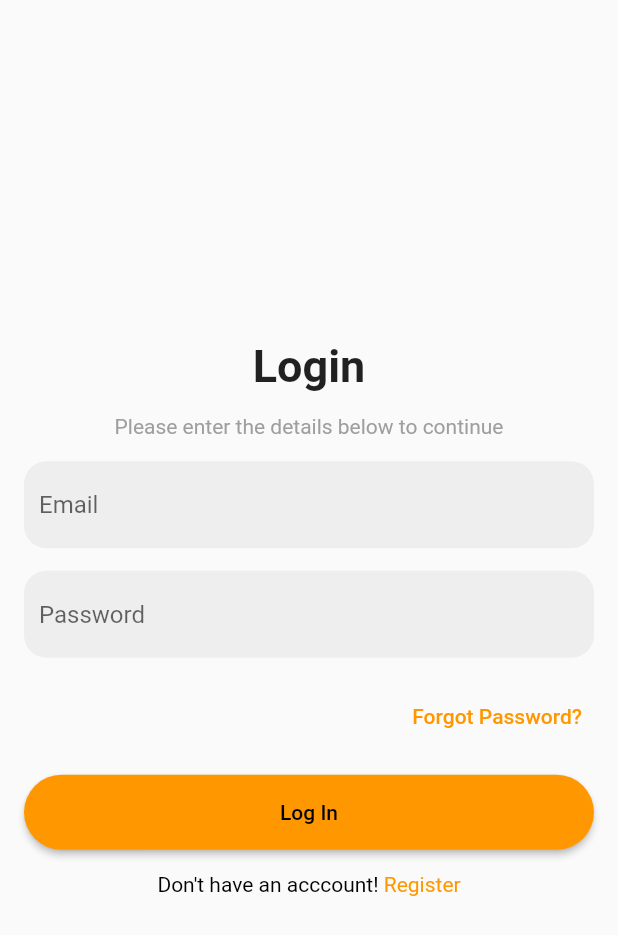
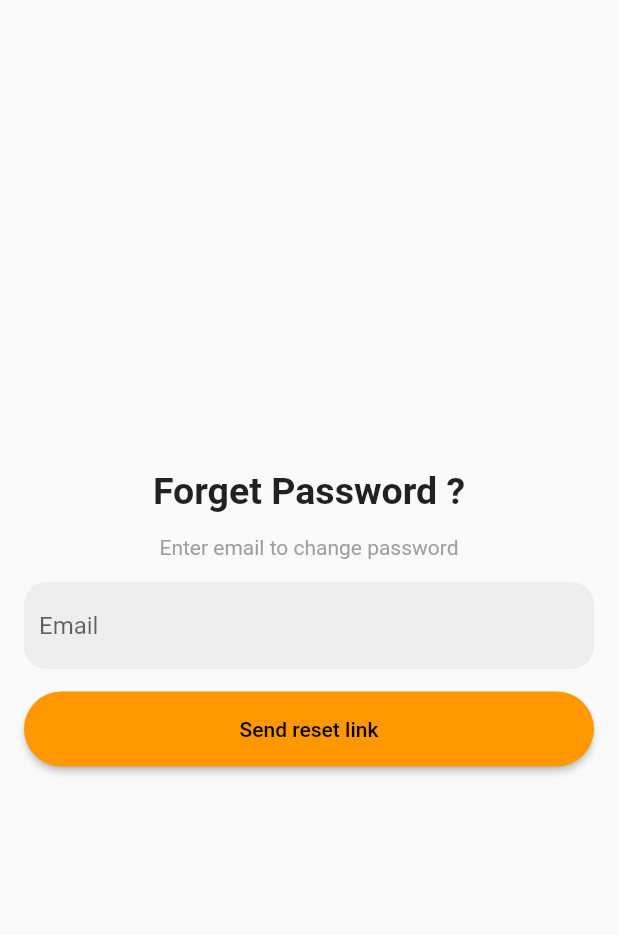
Before and after one commit to Anaskp/miniProjectSara, a Flutter app: the screen it shows after launch, after a tap on "Forgot Password?", on a phone screen of 412 x 824 dp. Shown: the top 935 px of the screen. Run offline on Flutter 3.47's test engine with Material 2 defaults, Android fonts, the phone set to English and light mode, and no system bars; our stand-ins replace carousel_slider, cloud_firestore, email_validator, firebase_auth, firebase_core, firebase_storage and 3 more; accounts and stored records are empty.

Commit message:
forget password feature added

```diff
--- /dev/null
+++ b/lib/screens/forget_screen.dart
@@ -0,0 +1,113 @@
+import 'package:email_validator/email_validator.dart';
+import 'package:firebase_auth/firebase_auth.dart';
+import 'package:flutter/material.dart';
+import 'package:mini_project/screens/screens.dart';
+import 'package:mini_project/widgets/snackbar.dart';
+
+class ForgetScreen extends StatelessWidget {
+  final TextEditingController _emailController = TextEditingController();
+
+  final _formKey = GlobalKey<FormState>();
+
+  ForgetScreen({Key? key}) : super(key: key);
+
+  @override
+  Widget build(BuildContext context) {
+    return Scaffold(
+      body: Padding(
+        padding: const EdgeInsets.all(16),
+        child: Center(
+          child: Form(
+            key: _formKey,
+            child: Column(
+              mainAxisAlignment: MainAxisAlignment.center,
+              children: [
+                const Text(
+                  'Forget Password ?',
+                  style: TextStyle(fontSize: 25, fontWeight: FontWeight.bold),
+                ),
+                const SizedBox(
+                  height: 15,
+                ),
+                Text(
+                  'Enter email to change password',
+                  style: TextStyle(color: Colors.grey[500]),
+                ),
+                const SizedBox(
+                  height: 15,
+                ),
+                Container(
+                  padding: const EdgeInsets.symmetric(
+                    horizontal: 10,
+                    vertical: 5,
+                  ),
+                  decoration: BoxDecoration(
+                    borderRadius: BorderRadius.circular(15),
+                    color: Colors.grey[200],
+                  ),
+                  child: TextFormField(
+                    validator: (email) =>
+                        email != null && !EmailValidator.validate(email)
+                            ? 'Enter valid email'
+                            : null,
+                    controller: _emailController,
+                    decoration: const InputDecoration(
+                      border: InputBorder.none,
+                      hintText: 'Email',
+                    ),
+                  ),
+                ),
+                const SizedBox(
+                  height: 15,
+                ),
+                SizedBox(
+                  height: 50,
+                  width: double.infinity,
+                  child: ElevatedButton(
+                    style: ElevatedButton.styleFrom(
+                      shape: RoundedRectangleBorder(
+                        borderRadius: BorderRadius.circular(30),
+                      ),
+                    ),
+                    onPressed: () {
+                      forgetPassword(context);
+                    },
+                    child: const Text('Send reset link'),
+                  ),
+                ),
+              ],
+            ),
+          ),
+        ),
+      ),
+    );
+  }
+
+  Future<void> forgetPassword(context) async {
+    final isValid = _formKey.currentState!.validate();
+
+    if (isValid) {
+      showDialog(
+          context: context,
+          barrierDismissible: false,
+          builder: (context) {
+            return const Center(
+              child: CircularProgressIndicator(),
+            );
+          });
+
+      try {
+        await FirebaseAuth.instance
+            .sendPasswordResetEmail(email: _emailController.text)
+            .then((value) => {
+                  Navigator.of(context).pushAndRemoveUntil(
+                      MaterialPageRoute(builder: (context) => AuthScreen()),
+                      (route) => false)
+                });
+      } on FirebaseAuthException catch (e) {
+        GlobalSnackBar.show(context, e.message);
+        Navigator.of(context).pop();
+      }
+    }
+  }
+}
--- a/lib/screens/login_screen.dart
+++ b/lib/screens/login_screen.dart
@@ -96,7 +96,11 @@ class _LoginScreenState extends State<LoginScreen> {
                     alignment: Alignment.centerRight,
                     child: TextButton(
                       onPressed: () {
-                        print('forgot password');
+                        Navigator.of(context).push(
+                          MaterialPageRoute(
+                            builder: (context) => ForgetScreen(),
+                          ),
+                        );
                       },
                       child: const Text('Forgot Password?'),
                     ),
@@ -152,8 +156,7 @@ class _LoginScreenState extends State<LoginScreen> {
   Future<void> signIn() async {
     final isValid = _formKey.currentState!.validate();
 
-    if (!isValid) null;
-
+    if (isValid) {
       showDialog(
           context: context,
           barrierDismissible: false,
@@ -178,3 +181,4 @@ class _LoginScreenState extends State<LoginScreen> {
       }
     }
   }
+}
--- a/lib/screens/screens.dart
+++ b/lib/screens/screens.dart
@@ -7,3 +7,4 @@ export 'profile_screen.dart';
 export 'solved_screen.dart';
 export 'add_post_screen.dart';
 export 'splash_screen.dart';
+export 'forget_screen.dart';
```
Lines whose indentation alone changed are shown as unchanged.
